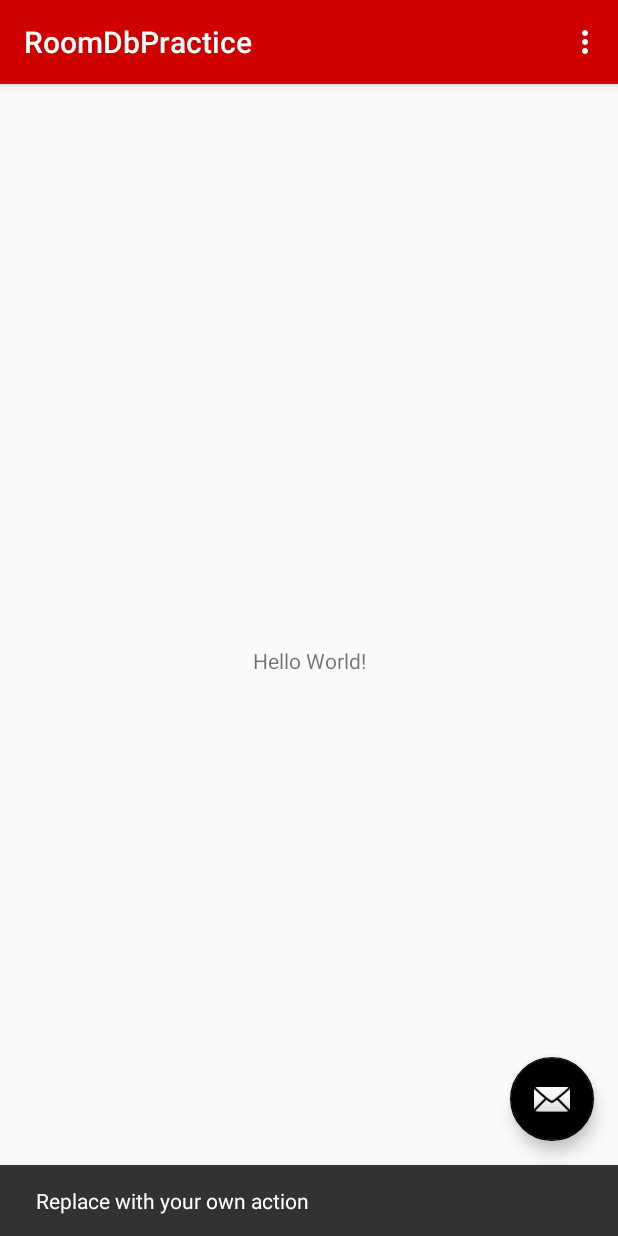
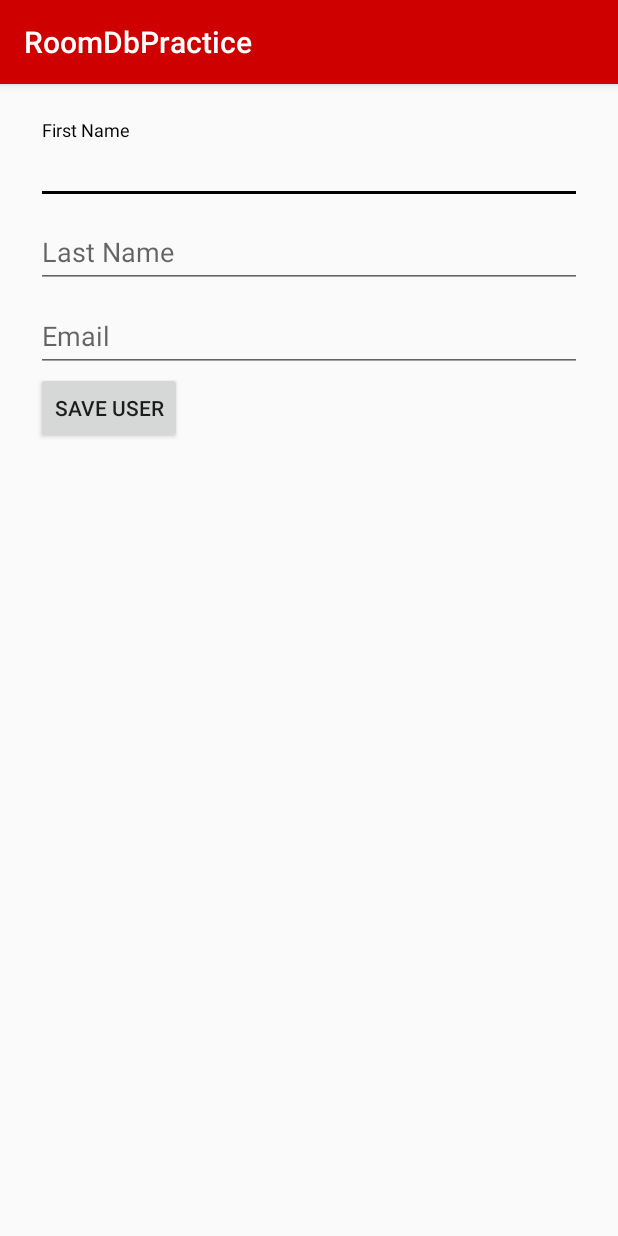
Before and after one commit to j-aguilar/RoomDbPractice, an Android app: the screen it shows after launch (MainActivity before the commit, CreateUser after it), after a tap on an icon or button, on a phone screen of 412 x 824 dp. Run offline under Robolectric (Android 15) with nearby library versions, the phone set to English and light mode, and no system bars; 1 statement that could not run was skipped.

Commit message:
user form structure and layout

```diff
--- a/app/src/main/AndroidManifest.xml
+++ b/app/src/main/AndroidManifest.xml
@@ -19,6 +19,7 @@
                 <category android:name="android.intent.category.LAUNCHER" />
             </intent-filter>
         </activity>
+        <activity android:name=".CreateUser" />
     </application>
 
 </manifest>
--- /dev/null
+++ b/app/src/main/java/com/example/roomdbpractice/CreateUser.java
@@ -0,0 +1,33 @@
+package com.example.roomdbpractice;
+
+import android.os.Bundle;
+import android.view.View;
+import android.widget.Button;
+import android.widget.EditText;
+
+import androidx.annotation.Nullable;
+import androidx.appcompat.app.AppCompatActivity;
+
+public class CreateUser extends AppCompatActivity {
+
+    EditText firstName;
+    EditText lastName;
+    EditText email;
+    Button button;
+
+    @Override
+    protected void onCreate(@Nullable Bundle savedInstanceState) {
+        super.onCreate(savedInstanceState);
+        setContentView(R.layout.create_user);
+
+        firstName = findViewById(R.id.first_name);
+        lastName = findViewById(R.id.last_name);
+        email = findViewById(R.id.email);
+        button.setOnClickListener(new View.OnClickListener(){
+            @Override
+            public void onClick(View v) {
+                //TODO 11/29/19 Save to database;
+            }
+        });
+    }
+}
--- a/app/src/main/java/com/example/roomdbpractice/MainActivity.java
+++ b/app/src/main/java/com/example/roomdbpractice/MainActivity.java
@@ -1,5 +1,6 @@
 package com.example.roomdbpractice;
 
+import android.content.Intent;
 import android.os.Bundle;
 
 import com.google.android.material.floatingactionbutton.FloatingActionButton;
@@ -14,6 +15,8 @@ import android.view.MenuItem;
 
 public class MainActivity extends AppCompatActivity {
 
+    FloatingActionButton fab;
+
     @Override
     protected void onCreate(Bundle savedInstanceState) {
         super.onCreate(savedInstanceState);
@@ -24,32 +27,10 @@ public class MainActivity extends AppCompatActivity {
         FloatingActionButton fab = findViewById(R.id.fab);
         fab.setOnClickListener(new View.OnClickListener() {
             @Override
-            public void onClick(View view) {
-                Snackbar.make(view, "Replace with your own action", Snackbar.LENGTH_LONG)
-                        .setAction("Action", null).show();
+            public void onClick(View v) {
+                startActivity(new Intent(MainActivity.this, CreateUser.class));
             }
         });
     }
 
-    @Override
-    public boolean onCreateOptionsMenu(Menu menu) {
-        // Inflate the menu; this adds items to the action bar if it is present.
-        getMenuInflater().inflate(R.menu.menu_main, menu);
-        return true;
-    }
-
-    @Override
-    public boolean onOptionsItemSelected(MenuItem item) {
-        // Handle action bar item clicks here. The action bar will
-        // automatically handle clicks on the Home/Up button, so long
-        // as you specify a parent activity in AndroidManifest.xml.
-        int id = item.getItemId();
-
-        //noinspection SimplifiableIfStatement
-        if (id == R.id.action_settings) {
-            return true;
-        }
-
-        return super.onOptionsItemSelected(item);
-    }
 }
--- a/app/src/main/res/layout/content_main.xml
+++ b/app/src/main/res/layout/content_main.xml
@@ -8,10 +8,10 @@
     tools:context=".MainActivity"
     tools:showIn="@layout/activity_main">
 
-    <TextView
-        android:layout_width="wrap_content"
-        android:layout_height="wrap_content"
-        android:text="Hello World!"
+    <androidx.recyclerview.widget.RecyclerView
+        android:id="@+id/recycler_view"
+        android:layout_width="0dp"
+        android:layout_height="0dp"
         app:layout_constraintBottom_toBottomOf="parent"
         app:layout_constraintLeft_toLeftOf="parent"
         app:layout_constraintRight_toRightOf="parent"
--- /dev/null
+++ b/app/src/main/res/layout/create_user.xml
@@ -0,0 +1,43 @@
+<?xml version="1.0" encoding="utf-8"?>
+<LinearLayout xmlns:android="http://schemas.android.com/apk/res/android"
+    android:orientation="vertical" android:layout_width="match_parent"
+    android:layout_height="wrap_content"
+    android:padding="24dp">
+
+    <com.google.android.material.textfield.TextInputLayout
+        android:layout_width="match_parent"
+        android:layout_height="wrap_content">
+        <com.google.android.material.textfield.TextInputEditText
+            android:id="@+id/first_name"
+            android:hint="First Name"
+            android:layout_width="match_parent"
+            android:layout_height="wrap_content"/>
+    </com.google.android.material.textfield.TextInputLayout>
+
+    <com.google.android.material.textfield.TextInputLayout
+        android:layout_width="match_parent"
+        android:layout_height="wrap_content">
+        <com.google.android.material.textfield.TextInputEditText
+            android:id="@+id/last_name"
+            android:hint="Last Name"
+            android:layout_width="match_parent"
+            android:layout_height="wrap_content"/>
+    </com.google.android.material.textfield.TextInputLayout>
+
+    <com.google.android.material.textfield.TextInputLayout
+        android:layout_width="match_parent"
+        android:layout_height="wrap_content">
+        <com.google.android.material.textfield.TextInputEditText
+            android:id="@+id/email"
+            android:hint="Email"
+            android:layout_width="match_parent"
+            android:layout_height="wrap_content"/>
+    </com.google.android.material.textfield.TextInputLayout>
+
+    <Button
+    android:id="@+id/button"
+    android:layout_width="wrap_content"
+    android:layout_height="wrap_content"
+    android:text="Save User"/>
+
+</LinearLayout>
```
